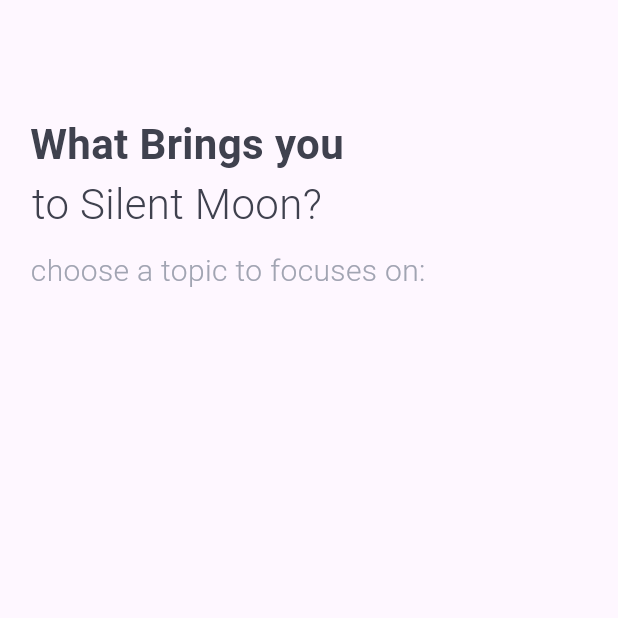
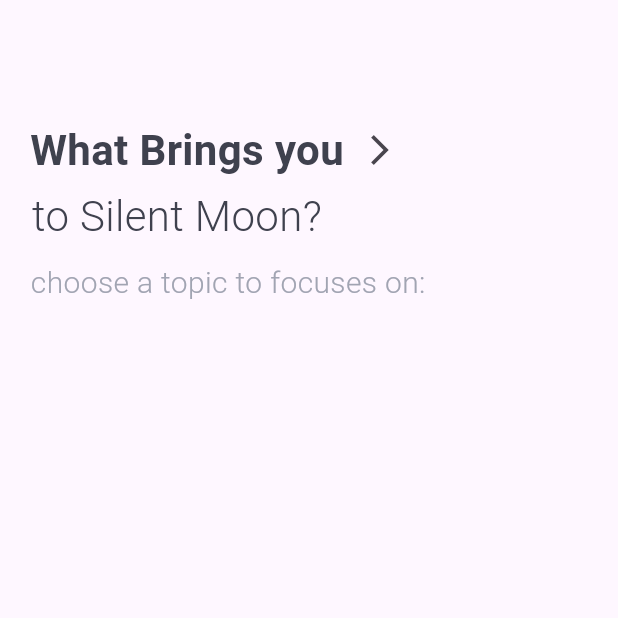
Before and after one commit to parihassannezhad/meditaition_app, a Flutter app: the titlesPage screen opened directly, on a phone screen of 412 x 824 dp, the top half of it. Run offline on Flutter 3.47's test engine with Material 3 defaults, Android fonts, the phone set to English and light mode, and no system bars; our stand-ins replace numberpicker.

Commit message:
at office. 12/12/2023

```diff
--- a/lib/titlesPage.dart
+++ b/lib/titlesPage.dart
@@ -1,4 +1,5 @@
 import 'package:flutter/material.dart';
+import 'package:meditaition_app/timePage.dart';
 
 class titlesPage extends StatelessWidget {
   const titlesPage({super.key});
@@ -6,7 +7,7 @@
   @override
   Widget build(BuildContext context) {
     // TODO: implement build
-    return const SafeArea(
+    return SafeArea(
         child: Scaffold(
           body: SingleChildScrollView(
             child: Column(
@@ -14,32 +15,43 @@
               children: [
                 Padding(
                   padding: EdgeInsets.only(left: 20, top: 76),
-                  child: Text(
-                    'What Brings you',
-                    style: TextStyle(
-                        fontSize: 28,
-                        fontWeight: FontWeight.w700,
-                        color: Color(0xff3F414E)),
+                  child: Row(
+                    children: [
+                      const Text(
+                        'What Brings you',
+                        style: TextStyle(
+                            fontSize: 28,
+                            fontWeight: FontWeight.w700,
+                            color: Color(0xff3F414E)),
+                      ),
+                      IconButton(
+                          onPressed: () {
+                            Navigator.of(context).push(
+                                MaterialPageRoute(builder: (context) =>
+                                    TimePage()));
+                          },
+                          icon: Icon(Icons.arrow_forward_ios_outlined))
+                    ],
                   ),
                 ),
-                Text(
+                const Text(
                   '   to Silent Moon?',
                   style: TextStyle(
                       fontSize: 28,
                       fontWeight: FontWeight.w300,
                       color: Color(0xff3F414E)),
                 ),
-                SizedBox(
+                const SizedBox(
                   height: 10,
                 ),
-                Text(
+                const Text(
                   '    choose a topic to focuses on:',
                   style: TextStyle(
                       fontSize: 20,
                       fontWeight: FontWeight.w300,
                       color: Color(0xffA1A4B2)),
                 ),
-                SizedBox(
+                const SizedBox(
                   height: 30,
                 ),
                 // Column(children: [
--- a/pubspec.yaml
+++ b/pubspec.yaml
@@ -36,6 +36,7 @@
   # Use with the CupertinoIcons class for iOS style icons.
   cupertino_icons: ^1.0.2
   flutter_keyboard_visibility: ^5.4.1
+  numberpicker: ^2.1.2
 
 dev_dependencies:
   flutter_test:
```
Also changed, not shown: lib/timePage.dart (added, +117 -0 lines), pubspec.lock.
